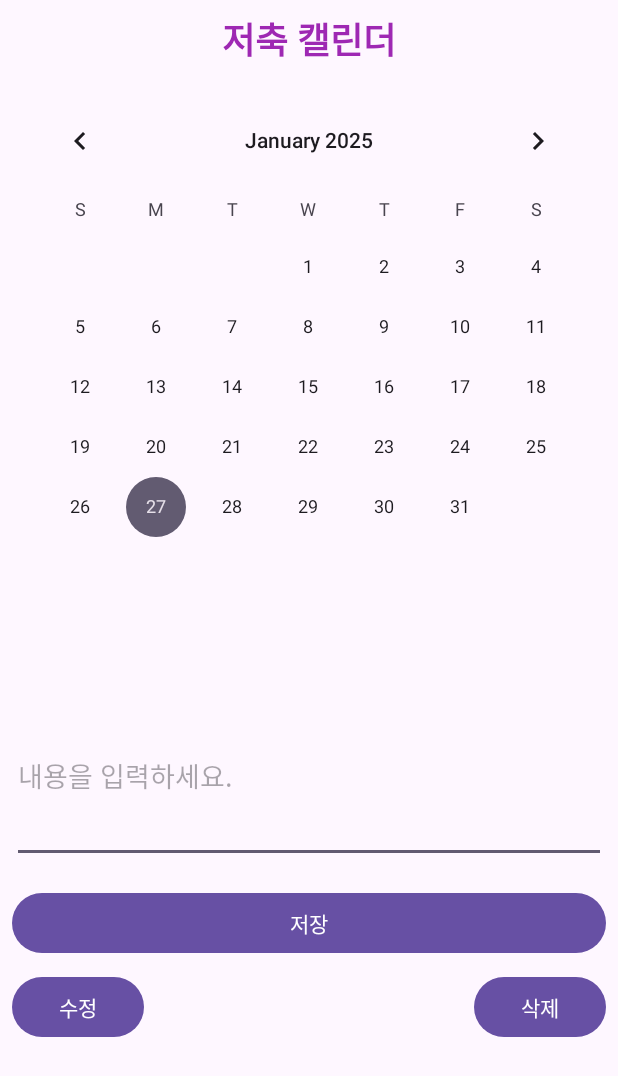
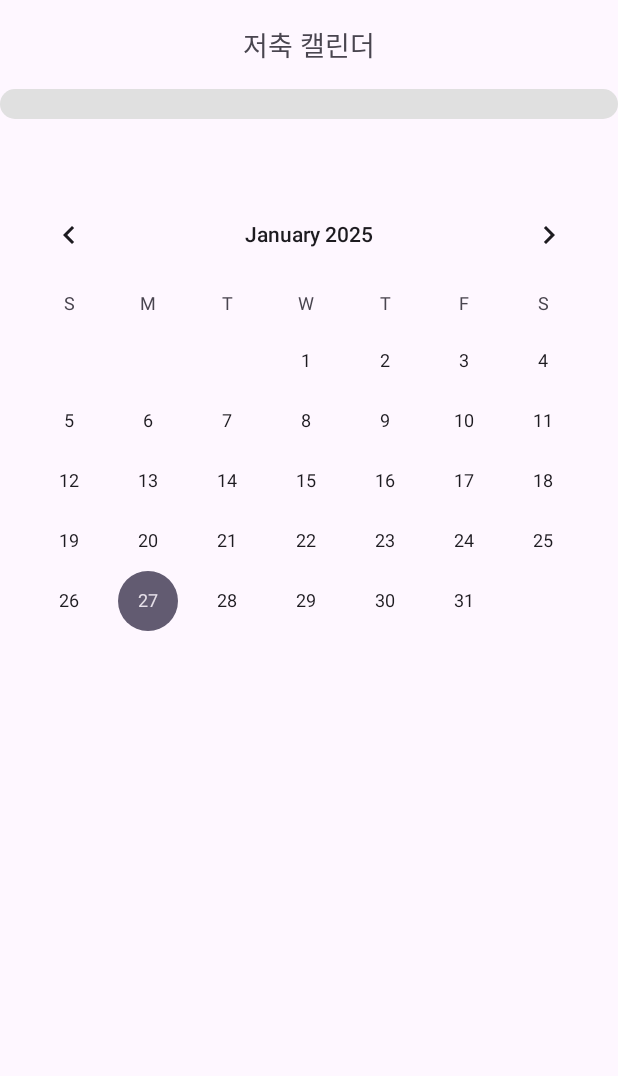
Before and after one commit to sujikim1130/SWU_GURU2_8, an Android app: the layout main_calendar.xml on its own in the app's theme, with its tools: preview values and no code run, on a phone screen of 412 x 824 dp. Shown: the top 1076 px of the screen. Run offline under Robolectric (Android 15) with nearby library versions, the phone set to English and light mode, and no system bars.

Commit message:
바 추가

```diff
--- /dev/null
+++ b/app/src/main/res/drawable/progress_bar_style.xml
@@ -0,0 +1,16 @@
+<layer-list xmlns:android="http://schemas.android.com/apk/res/android">
+    <item android:id="@android:id/background">
+        <shape>
+            <corners android:radius="10dp" />
+            <solid android:color="#E0E0E0" />
+        </shape>
+    </item>
+    <item android:id="@android:id/progress">
+        <clip>
+            <shape>
+                <corners android:radius="10dp" />
+                <solid android:color="#4CAF50" />
+            </shape>
+        </clip>
+    </item>
+</layer-list>
--- a/app/src/main/res/layout/main_calendar.xml
+++ b/app/src/main/res/layout/main_calendar.xml
@@ -5,107 +5,60 @@
     android:layout_width="match_parent"
     android:layout_height="match_parent">
 
-    <!-- 제목 -->
+    <!-- 선택한 날짜를 표시하는 텍스트뷰 -->
     <TextView
-        android:id="@+id/textView3"
+        android:id="@+id/diaryTextView"
         android:layout_width="0dp"
         android:layout_height="wrap_content"
-        android:layout_marginStart="8dp"
-        android:layout_marginTop="8dp"
-        android:layout_marginEnd="8dp"
+        android:layout_marginTop="16dp"
         android:gravity="center"
         android:text="저축 캘린더"
-        android:textAppearance="@style/TextAppearance.AppCompat.Large"
-        android:textColor="#9E28B3"
-        android:textSize="24sp"
-        android:textStyle="bold"
-        app:layout_constraintEnd_toEndOf="parent"
+        android:textAppearance="@style/TextAppearance.AppCompat.Medium"
+        app:layout_constraintTop_toTopOf="parent"
         app:layout_constraintStart_toStartOf="parent"
-        app:layout_constraintTop_toTopOf="parent" />
+        app:layout_constraintEnd_toEndOf="parent" />
+
+    <!-- ProgressBar -->
+    <ProgressBar
+        android:id="@+id/spendingProgressBar"
+        style="@android:style/Widget.DeviceDefault.Light.ProgressBar.Horizontal"
+        android:layout_width="0dp"
+        android:layout_height="20dp"
+        android:layout_marginTop="16dp"
+        android:max="100"
+        android:progressDrawable="@drawable/progress_bar_style"
+        app:layout_constraintTop_toBottomOf="@+id/diaryTextView"
+        app:layout_constraintStart_toStartOf="parent"
+        app:layout_constraintEnd_toEndOf="parent" />
+
+    <!-- 현재 지출 상태를 표시하는 텍스트뷰 -->
+    <TextView
+        android:id="@+id/currentSpendingTextView"
+        android:layout_width="0dp"
+        android:layout_height="wrap_content"
+        android:layout_marginTop="8dp"
+        android:gravity="center"
+        app:layout_constraintTop_toBottomOf="@+id/spendingProgressBar"
+        app:layout_constraintStart_toStartOf="parent"
+        app:layout_constraintEnd_toEndOf="parent" />
 
     <!-- 달력 -->
     <CalendarView
         android:id="@+id/calendarView"
         android:layout_width="0dp"
         android:layout_height="wrap_content"
-        android:layout_marginStart="8dp"
-        android:layout_marginEnd="8dp"
         android:layout_marginTop="16dp"
+        app:layout_constraintTop_toBottomOf="@+id/currentSpendingTextView"
+        app:layout_constraintStart_toStartOf="parent"
+        app:layout_constraintEnd_toEndOf="parent" />
+
+    <!-- Fragment가 표시될 FrameLayout -->
+    <FrameLayout
+        android:id="@+id/fragment_container"
+        android:layout_width="0dp"
+        android:layout_height="0dp"
+        app:layout_constraintTop_toBottomOf="@+id/calendarView"
         app:layout_constraintStart_toStartOf="parent"
         app:layout_constraintEnd_toEndOf="parent"
-        app:layout_constraintTop_toBottomOf="@+id/textView3" />
-
-    <!-- 일기 날짜 -->
-    <TextView
-        android:id="@+id/diaryTextView"
-        android:layout_width="0dp"
-        android:layout_height="wrap_content"
-        android:layout_marginTop="16dp"
-        android:gravity="center"
-        android:textAppearance="@style/TextAppearance.AppCompat.Large"
-        app:layout_constraintEnd_toEndOf="parent"
-        app:layout_constraintStart_toStartOf="parent"
-        app:layout_constraintTop_toBottomOf="@+id/calendarView" />
-
-    <!-- 내용 입력 -->
-    <EditText
-        android:id="@+id/contextEditText"
-        android:layout_width="0dp"
-        android:layout_height="116dp"
-        android:hint="내용을 입력하세요."
-        android:inputType="textMultiLine"
-        android:layout_marginTop="16dp"
-        android:layout_marginStart="8dp"
-        android:layout_marginEnd="8dp"
-        app:layout_constraintTop_toBottomOf="@+id/diaryTextView"
-        app:layout_constraintEnd_toEndOf="parent"
-        app:layout_constraintStart_toStartOf="parent" />
-
-    <!-- 내용 표시 -->
-    <TextView
-        android:id="@+id/textView2"
-        android:layout_width="0dp"
-        android:layout_height="wrap_content"
-        android:layout_marginStart="8dp"
-        android:layout_marginEnd="8dp"
-        app:layout_constraintTop_toBottomOf="@+id/contextEditText"
-        app:layout_constraintEnd_toEndOf="parent"
-        app:layout_constraintStart_toStartOf="parent"
-        android:visibility="gone" />
-
-    <!-- 저장 버튼 -->
-    <Button
-        android:id="@+id/save_Btn"
-        android:layout_width="0dp"
-        android:layout_height="wrap_content"
-        android:text="저장"
-        android:layout_marginTop="16dp"
-        android:layout_marginStart="8dp"
-        android:layout_marginEnd="8dp"
-        app:layout_constraintTop_toBottomOf="@+id/contextEditText"
-        app:layout_constraintEnd_toEndOf="parent"
-        app:layout_constraintStart_toStartOf="parent" />
-
-    <!-- 수정 버튼 -->
-    <Button
-        android:id="@+id/cha_Btn"
-        android:layout_width="0dp"
-        android:layout_height="wrap_content"
-        android:text="수정"
-        android:layout_marginStart="8dp"
-        android:layout_marginTop="8dp"
-        app:layout_constraintStart_toStartOf="parent"
-        app:layout_constraintTop_toBottomOf="@+id/save_Btn" />
-
-    <!-- 삭제 버튼 -->
-    <Button
-        android:id="@+id/del_Btn"
-        android:layout_width="0dp"
-        android:layout_height="wrap_content"
-        android:text="삭제"
-        android:layout_marginEnd="8dp"
-        android:layout_marginTop="8dp"
-        app:layout_constraintEnd_toEndOf="parent"
-        app:layout_constraintTop_toBottomOf="@+id/save_Btn" />
-
+        app:layout_constraintBottom_toBottomOf="parent" />
 </androidx.constraintlayout.widget.ConstraintLayout>
--- a/app/src/main/res/values/strings.xml
+++ b/app/src/main/res/values/strings.xml
@@ -1,3 +1,4 @@
 <resources>
     <string name="app_name">GURU_8</string>
+    <string name="current_spending_status">현재 지출: %1$d원 / %2$d원</string>
 </resources>
```
Also changed, not shown: app/src/main/java/com/example/guru_8/ChartActivity.kt (+12 -3 lines), app/src/main/java/com/example/guru_8/MainCalendar.kt (+40 -51 lines), app/src/main/res/layout/activity_chart.xml (+29 -24 lines).
